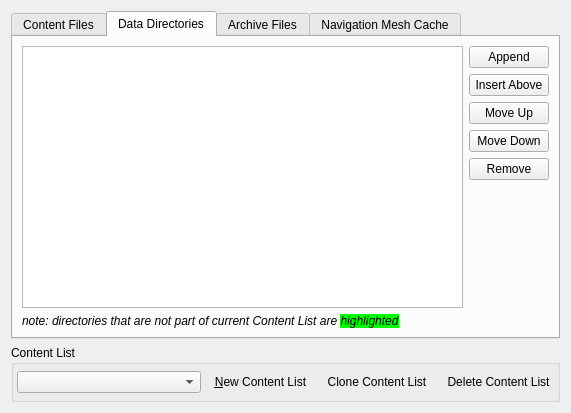
This is files/ui/datafilespage.ui in sunhawken/openmw as Qt 5 draws it before an edit. The edited form follows.
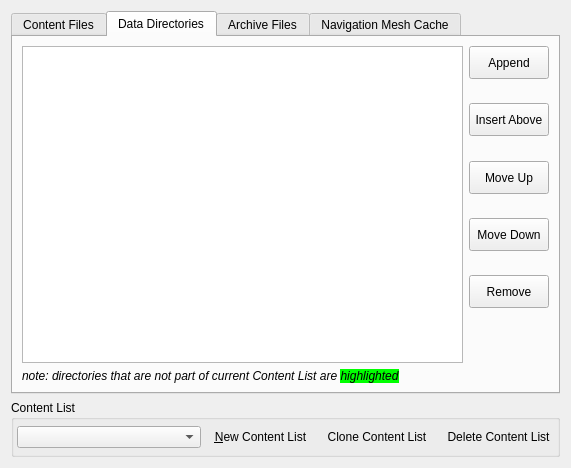
This is the edited form. The open tabs and pages were chosen to show the change. Icons and pictures are not drawn. Custom widgets are drawn as their Qt base class.

The edit to the form file:
```diff
--- a/files/ui/datafilespage.ui
+++ b/files/ui/datafilespage.ui
@@ -48,8 +48,33 @@
          </property>
         </widget>
        </item>
+       <item row="32" column="0" colspan="2">
+        <widget class="QLabel" name="label">
+         <property name="sizePolicy">
+          <sizepolicy hsizetype="Expanding" vsizetype="Minimum">
+           <horstretch>0</horstretch>
+           <verstretch>0</verstretch>
+          </sizepolicy>
+         </property>
+         <property name="text">
+          <string>&lt;html&gt;&lt;head/&gt;&lt;body&gt;&lt;p&gt;&lt;span style=&quot; font-style:italic;&quot;&gt;note: directories that are not part of current Content List are &lt;/span&gt;&lt;span style=&quot; font-style:italic; background-color:#00ff00;&quot;&gt;highlighted&lt;/span&gt;&lt;/p&gt;&lt;/body&gt;&lt;/html&gt;</string>
+         </property>
+        </widget>
+       </item>
        <item row="0" column="1">
         <widget class="QPushButton" name="directoryAddSubdirsButton">
+         <property name="minimumSize">
+          <size>
+           <width>0</width>
+           <height>33</height>
+          </size>
+         </property>
+         <property name="baseSize">
+          <size>
+           <width>0</width>
+           <height>33</height>
+          </size>
+         </property>
          <property name="toolTip">
           <string>Scan directories for likely data directories and append them at the end of the list.</string>
          </property>
@@ -58,8 +83,20 @@
          </property>
         </widget>
        </item>
-       <item row="1" column="1">
+       <item row="4" column="1">
         <widget class="QPushButton" name="directoryInsertButton">
+         <property name="minimumSize">
+          <size>
+           <width>0</width>
+           <height>33</height>
+          </size>
+         </property>
+         <property name="baseSize">
+          <size>
+           <width>0</width>
+           <height>33</height>
+          </size>
+         </property>
          <property name="toolTip">
           <string>Scan directories for likely data directories and insert them above the selected position</string>
          </property>
@@ -68,8 +105,20 @@
          </property>
         </widget>
        </item>
-       <item row="2" column="1">
+       <item row="8" column="1">
         <widget class="QPushButton" name="directoryUpButton">
+         <property name="minimumSize">
+          <size>
+           <width>0</width>
+           <height>33</height>
+          </size>
+         </property>
+         <property name="baseSize">
+          <size>
+           <width>0</width>
+           <height>33</height>
+          </size>
+         </property>
          <property name="toolTip">
           <string>Move selected directory one position up</string>
          </property>
@@ -78,8 +127,20 @@
          </property>
         </widget>
        </item>
-       <item row="3" column="1">
+       <item row="12" column="1">
         <widget class="QPushButton" name="directoryDownButton">
+         <property name="minimumSize">
+          <size>
+           <width>0</width>
+           <height>33</height>
+          </size>
+         </property>
+         <property name="baseSize">
+          <size>
+           <width>0</width>
+           <height>33</height>
+          </size>
+         </property>
          <property name="toolTip">
           <string>Move selected directory one position down</string>
          </property>
@@ -88,8 +149,20 @@
          </property>
         </widget>
        </item>
-       <item row="4" column="1">
+       <item row="16" column="1">
         <widget class="QPushButton" name="directoryRemoveButton">
+         <property name="minimumSize">
+          <size>
+           <width>0</width>
+           <height>33</height>
+          </size>
+         </property>
+         <property name="baseSize">
+          <size>
+           <width>0</width>
+           <height>33</height>
+          </size>
+         </property>
          <property name="toolTip">
           <string>Remove selected directory</string>
          </property>
@@ -98,19 +171,6 @@
          </property>
         </widget>
        </item>
-       <item row="27" column="0" colspan="2">
-        <widget class="QLabel" name="label">
-         <property name="sizePolicy">
-          <sizepolicy hsizetype="Expanding" vsizetype="Minimum">
-           <horstretch>0</horstretch>
-           <verstretch>0</verstretch>
-          </sizepolicy>
-         </property>
-         <property name="text">
-          <string>&lt;html&gt;&lt;head/&gt;&lt;body&gt;&lt;p&gt;&lt;span style=&quot; font-style:italic;&quot;&gt;note: directories that are not part of current Content List are &lt;/span&gt;&lt;span style=&quot; font-style:italic; background-color:#00ff00;&quot;&gt;highlighted&lt;/span&gt;&lt;/p&gt;&lt;/body&gt;&lt;/html&gt;</string>
-         </property>
-        </widget>
-       </item>
       </layout>
      </widget>
      <widget class="QWidget" name="archiveTab">
```
Left out of the diff: 56 changed lines with no effect on the pictures.
